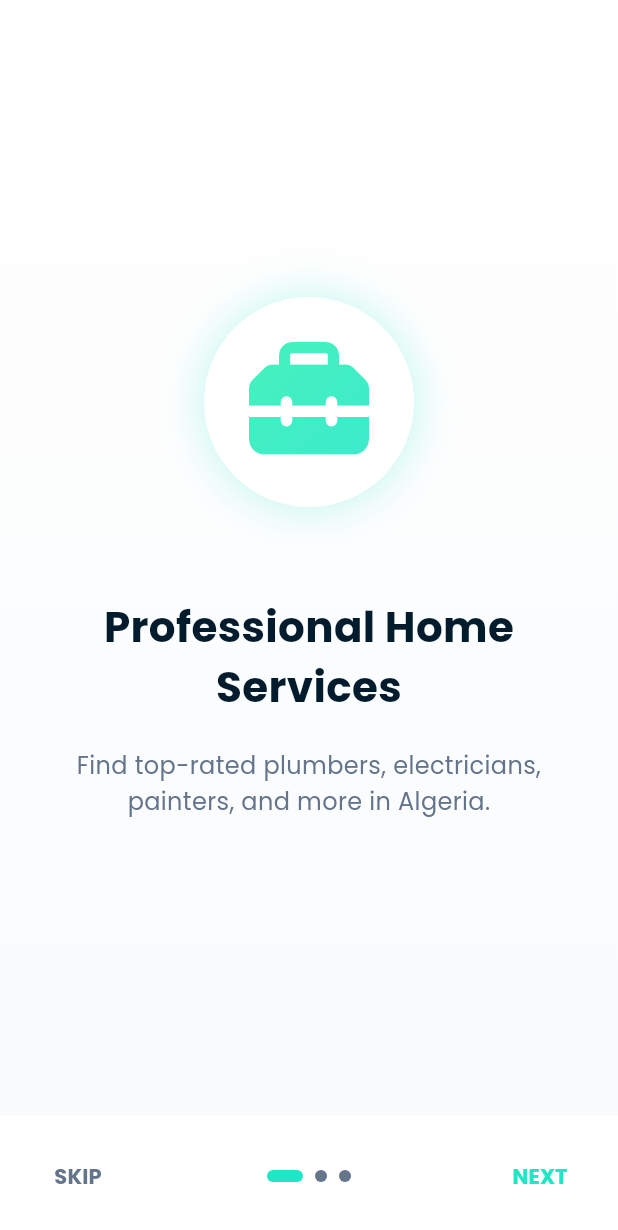
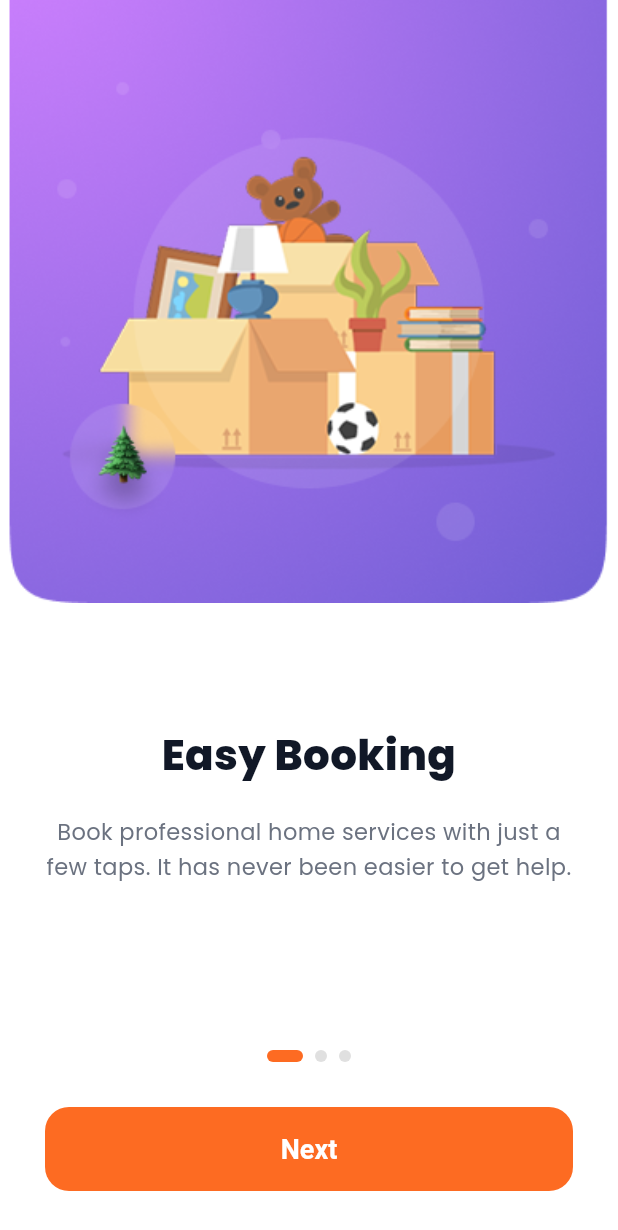
Before and after one commit to MoncefAzzouz/rafik-app, a Flutter app: the screen it shows after launch, on a phone screen of 412 x 824 dp. Shown: the top 1230 px of the screen. Run offline on Flutter 3.47's test engine with Material 3 defaults, Android fonts, the phone set to English and light mode, and no system bars; drawn by our look-alikes of smooth_page_indicator; our stand-ins replace font_awesome_flutter, google_fonts.

Commit message:
change design

```diff
--- a/lib/src/core/theme/app_colors.dart
+++ b/lib/src/core/theme/app_colors.dart
@@ -1,29 +1,22 @@
 import 'package:flutter/material.dart';
 
 class AppColors {
+  // Brand Colors
+  static const Color primary = Color(0xFFFD6B22); // Main Orange
+  static const Color primaryLight = Color(0xFFFF9457); // Lighter Orange for gradients
+
   // Background Colors
-  static const Color backgroundLight = Color(0xFFF8FAFC); // Soft light grey/blue for app background
-  static const Color surfaceWhite = Color(0xFFFFFFFF); // Pure white for cards and sheets
-
-  // Brand Accents
-  static const Color teal = Color(0xFF1FE7C5);
-  static const Color mintGreen = Color(0xFF28F0B2);
-  static const Color deepBlue = Color(0xFF031C2D); // Keep this for strong text or app bar titles
+  static const Color backgroundWhite = Color(0xFFFFFFFF);
+  static const Color backgroundLight = Color(0xFFF9FAFB);
 
   // Text Colors
-  static const Color textPrimary = Color(0xFF0F172A); // Very dark slate for primary text
-  static const Color textSecondary = Color(0xFF64748B); // Slate grey for secondary text
+  static const Color textPrimary = Color(0xFF111827); // Very dark gray for headings
+  static const Color textSecondary = Color(0xFF6B7280); // Gray for descriptions
 
   // Gradients
   static const LinearGradient primaryGradient = LinearGradient(
-    begin: Alignment.topLeft,
-    end: Alignment.bottomRight,
-    colors: [mintGreen, teal],
-  );
-
-  static const LinearGradient backgroundGradient = LinearGradient(
     begin: Alignment.topCenter,
     end: Alignment.bottomCenter,
-    colors: [surfaceWhite, backgroundLight],
+    colors: [primaryLight, primary],
   );
 }
--- a/lib/src/core/theme/app_theme.dart
+++ b/lib/src/core/theme/app_theme.dart
@@ -6,16 +6,16 @@ class AppTheme {
   static ThemeData get lightTheme {
     return ThemeData(
       brightness: Brightness.light,
-      scaffoldBackgroundColor: AppColors.backgroundLight,
-      primaryColor: AppColors.teal,
+      scaffoldBackgroundColor: AppColors.backgroundWhite,
+      primaryColor: AppColors.primary,
       colorScheme: const ColorScheme.light(
-        primary: AppColors.teal,
-        secondary: AppColors.mintGreen,
-        surface: AppColors.surfaceWhite,
+        primary: AppColors.primary,
+        secondary: AppColors.primaryLight,
+        surface: AppColors.backgroundWhite,
       ),
       textTheme: GoogleFonts.poppinsTextTheme().copyWith(
-        displayLarge: GoogleFonts.poppins(color: AppColors.deepBlue, fontWeight: FontWeight.bold),
-        displayMedium: GoogleFonts.poppins(color: AppColors.deepBlue, fontWeight: FontWeight.bold),
+        displayLarge: GoogleFonts.poppins(color: AppColors.textPrimary, fontWeight: FontWeight.bold),
+        displayMedium: GoogleFonts.poppins(color: AppColors.textPrimary, fontWeight: FontWeight.bold),
         displaySmall: GoogleFonts.poppins(color: AppColors.textPrimary, fontWeight: FontWeight.bold),
         headlineMedium: GoogleFonts.poppins(color: AppColors.textPrimary, fontWeight: FontWeight.w600),
         headlineSmall: GoogleFonts.poppins(color: AppColors.textPrimary, fontWeight: FontWeight.w600),
@@ -28,23 +28,30 @@ class AppTheme {
         backgroundColor: Colors.transparent,
         elevation: 0,
         centerTitle: true,
-        iconTheme: IconThemeData(color: AppColors.deepBlue),
-        titleTextStyle: TextStyle(color: AppColors.deepBlue, fontSize: 20, fontWeight: FontWeight.bold),
+        iconTheme: IconThemeData(color: AppColors.textPrimary),
+        titleTextStyle: TextStyle(color: AppColors.textPrimary, fontSize: 20, fontWeight: FontWeight.bold),
       ),
       elevatedButtonTheme: ElevatedButtonThemeData(
         style: ElevatedButton.styleFrom(
-          backgroundColor: Colors.transparent, // Uses Ink for gradient
-          foregroundColor: AppColors.surfaceWhite,
-          shadowColor: Colors.transparent,
+          backgroundColor: AppColors.primary,
+          foregroundColor: AppColors.backgroundWhite,
+          shadowColor: AppColors.primary.withAlpha(76), // 0.3 opacity
+          elevation: 5,
           shape: RoundedRectangleBorder(
-            borderRadius: BorderRadius.circular(12),
+            borderRadius: BorderRadius.circular(16),
           ),
           textStyle: const TextStyle(fontWeight: FontWeight.bold, fontSize: 16),
         ),
       ),
+      textButtonTheme: TextButtonThemeData(
+        style: TextButton.styleFrom(
+          foregroundColor: AppColors.primary,
+          textStyle: const TextStyle(fontWeight: FontWeight.bold),
+        ),
+      ),
       inputDecorationTheme: InputDecorationTheme(
         filled: true,
-        fillColor: AppColors.surfaceWhite,
+        fillColor: AppColors.backgroundLight,
         hintStyle: const TextStyle(color: AppColors.textSecondary),
         border: OutlineInputBorder(
           borderRadius: BorderRadius.circular(12),
@@ -56,7 +63,7 @@ class AppTheme {
         ),
         focusedBorder: OutlineInputBorder(
           borderRadius: BorderRadius.circular(12),
-          borderSide: const BorderSide(color: AppColors.teal, width: 2),
+          borderSide: const BorderSide(color: AppColors.primary, width: 2),
         ),
         errorBorder: OutlineInputBorder(
           borderRadius: BorderRadius.circular(12),
@@ -64,8 +71,8 @@ class AppTheme {
         ),
       ),
       bottomNavigationBarTheme: const BottomNavigationBarThemeData(
-        backgroundColor: AppColors.surfaceWhite,
-        selectedItemColor: AppColors.teal,
+        backgroundColor: AppColors.backgroundWhite,
+        selectedItemColor: AppColors.primary,
         unselectedItemColor: AppColors.textSecondary,
         type: BottomNavigationBarType.fixed,
         elevation: 10,
--- a/lib/src/features/onboarding/pages/onboarding_page.dart
+++ b/lib/src/features/onboarding/pages/onboarding_page.dart
@@ -1,6 +1,5 @@
 import 'package:flutter/material.dart';
 import 'package:smooth_page_indicator/smooth_page_indicator.dart';
-import 'package:font_awesome_flutter/font_awesome_flutter.dart';
 import '../../../core/theme/app_colors.dart';
 import '../../auth/pages/login_page.dart';
 
@@ -13,7 +12,25 @@ class OnboardingPage extends StatefulWidget {
 
 class _OnboardingPageState extends State<OnboardingPage> {
   final PageController _controller = PageController();
-  bool isLastPage = false;
+  int _currentIndex = 0;
+
+  final List<Map<String, String>> _pagesData = [
+    {
+      'image': 'assets/images/onb0.png',
+      'title': 'Easy Booking',
+      'description': 'Book professional home services with just a few taps. It has never been easier to get help.',
+    },
+    {
+      'image': 'assets/images/onb1.png',
+      'title': 'Secure & Reliable',
+      'description': 'All our service providers are thoroughly vetted and verified to ensure your complete safety.',
+    },
+    {
+      'image': 'assets/images/onb2.png',
+      'title': 'Expert People',
+      'description': 'We have the best in class individuals working just for you. They are well trained and capable of handling anything you need.',
+    },
+  ];
 
   @override
   void dispose() {
@@ -21,128 +38,129 @@ class _OnboardingPageState extends State<OnboardingPage> {
     super.dispose();
   }
 
+  void _nextPage() {
+    if (_currentIndex == _pagesData.length - 1) {
+      Navigator.pushReplacement(
+        context,
+        MaterialPageRoute(builder: (context) => const LoginPage()),
+      );
+    } else {
+      _controller.nextPage(
+        duration: const Duration(milliseconds: 300),
+        curve: Curves.easeInOut,
+      );
+    }
+  }
+
   @override
   Widget build(BuildContext context) {
     return Scaffold(
-      body: Container(
-        decoration: const BoxDecoration(
-          gradient: AppColors.backgroundGradient,
-        ),
-        child: Padding(
-          padding: const EdgeInsets.only(bottom: 80),
-          child: PageView(
+      backgroundColor: AppColors.backgroundWhite,
+      body: Column(
+        children: [
+          // The PageView takes up the remaining space
+          Expanded(
+            child: PageView.builder(
               controller: _controller,
               onPageChanged: (index) {
                 setState(() {
-                isLastPage = index == 2;
+                  _currentIndex = index;
                 });
               },
+              itemCount: _pagesData.length,
+              itemBuilder: (context, index) {
+                return Column(
                   children: [
-              _buildPage(
-                icon: FontAwesomeIcons.toolbox,
-                title: 'Professional Home Services',
-                description: 'Find top-rated plumbers, electricians, painters, and more in Algeria.',
+                    // Top Image Section
+                    Expanded(
+                      flex: 6,
+                      child: SizedBox(
+                        width: double.infinity,
+                        child: Image.asset(
+                          _pagesData[index]['image']!,
+                          fit: BoxFit.cover,
+                          alignment: Alignment.bottomCenter,
                         ),
-              _buildPage(
-                icon: FontAwesomeIcons.shieldHalved,
-                title: 'Reliable & Secure',
-                description: 'All our professionals are verified to ensure high-quality service and your safety.',
                       ),
-              _buildPage(
-                icon: FontAwesomeIcons.clockRotateLeft,
-                title: 'Fast & Efficient',
-                description: 'Book a service in minutes and get the job done quickly without any hassle.',
+                    ),
+
+                    // Bottom Text Section
+                    Expanded(
+                      flex: 4,
+                      child: Padding(
+                        padding: const EdgeInsets.symmetric(horizontal: 30.0, vertical: 20.0),
+                        child: Column(
+                          mainAxisAlignment: MainAxisAlignment.center,
+                          children: [
+                            Text(
+                              _pagesData[index]['title']!,
+                              textAlign: TextAlign.center,
+                              style: const TextStyle(
+                                fontSize: 28,
+                                fontWeight: FontWeight.w800,
+                                color: AppColors.textPrimary,
+                              ),
+                            ),
+                            const SizedBox(height: 20),
+                            Text(
+                              _pagesData[index]['description']!,
+                              textAlign: TextAlign.center,
+                              style: const TextStyle(
+                                fontSize: 15,
+                                height: 1.5,
+                                color: AppColors.textSecondary,
+                              ),
                             ),
                           ],
                         ),
                       ),
                     ),
-      bottomSheet: Container(
-        padding: const EdgeInsets.symmetric(horizontal: 20),
-        height: 80,
-        decoration: const BoxDecoration(
-          color: AppColors.surfaceWhite,
+                  ],
+                );
+              },
             ),
-        child: Row(
-          mainAxisAlignment: MainAxisAlignment.spaceBetween,
+          ),
+
+          // Bottom Controls (Indicator + Button)
+          Container(
+            padding: const EdgeInsets.symmetric(horizontal: 30, vertical: 30),
+            child: Column(
               children: [
-            TextButton(
-              onPressed: () => _controller.jumpToPage(2),
-              child: const Text('SKIP', style: TextStyle(color: AppColors.textSecondary, fontWeight: FontWeight.bold)),
-            ),
                 SmoothPageIndicator(
                   controller: _controller,
-              count: 3,
-              effect: const ExpandingDotsEffect(
-                activeDotColor: AppColors.teal,
-                dotColor: AppColors.textSecondary,
+                  count: _pagesData.length,
+                  effect: ExpandingDotsEffect(
+                    activeDotColor: AppColors.primary,
+                    dotColor: Colors.grey.shade300,
                     dotHeight: 8,
                     dotWidth: 8,
+                    expansionFactor: 3,
                   ),
                 ),
-            isLastPage
-                ? TextButton(
-                    onPressed: () {
-                      Navigator.pushReplacement(context, MaterialPageRoute(builder: (context) => const LoginPage()));
-                    },
-                    child: const Text('START', style: TextStyle(color: AppColors.teal, fontWeight: FontWeight.bold)),
-                  )
-                : TextButton(
-                    onPressed: () => _controller.nextPage(
-                      duration: const Duration(milliseconds: 500),
-                      curve: Curves.easeInOut,
-                    ),
-                    child: const Text('NEXT', style: TextStyle(color: AppColors.teal, fontWeight: FontWeight.bold)),
-                  ),
-          ],
+                const SizedBox(height: 30),
+                SizedBox(
+                  width: double.infinity,
+                  height: 56,
+                  child: ElevatedButton(
+                    onPressed: _nextPage,
+                    style: ElevatedButton.styleFrom(
+                      backgroundColor: AppColors.primary,
+                      foregroundColor: AppColors.backgroundWhite,
+                      elevation: 0,
+                      shape: RoundedRectangleBorder(
+                        borderRadius: BorderRadius.circular(16),
                       ),
                     ),
-    );
-  }
-
-  Widget _buildPage({required IconData icon, required String title, required String description}) {
-    return Padding(
-      padding: const EdgeInsets.all(40.0),
-      child: Column(
-        mainAxisAlignment: MainAxisAlignment.center,
-        children: [
-          Container(
-            padding: const EdgeInsets.all(30),
-            decoration: BoxDecoration(
-              shape: BoxShape.circle,
-              color: AppColors.surfaceWhite,
-              boxShadow: [
-                BoxShadow(
-                  color: AppColors.teal.withOpacity(0.2),
-                  blurRadius: 20,
-                  spreadRadius: 5,
-                ),
-              ],
-            ),
-            child: ShaderMask(
-              blendMode: BlendMode.srcIn,
-              shaderCallback: (Rect bounds) => AppColors.primaryGradient.createShader(bounds),
-              child: Icon(icon, size: 80),
-            ),
-          ),
-          const SizedBox(height: 60),
-          Text(
-            title,
-            textAlign: TextAlign.center,
+                    child: Text(
+                      _currentIndex == _pagesData.length - 1 ? 'Get Started' : 'Next',
                       style: const TextStyle(
-              color: AppColors.deepBlue,
-              fontSize: 28,
+                        fontSize: 18,
                         fontWeight: FontWeight.bold,
                       ),
                     ),
-          const SizedBox(height: 20),
-          Text(
-            description,
-            textAlign: TextAlign.center,
-            style: const TextStyle(
-              color: AppColors.textSecondary,
-              fontSize: 16,
-              height: 1.5,
+                  ),
+                ),
+              ],
             ),
           ),
         ],
--- a/pubspec.yaml
+++ b/pubspec.yaml
@@ -73,6 +73,7 @@ flutter:
   # To add assets to your application, add an assets section, like this:
   assets:
     - assets/
+    - assets/images/
 
   # An image asset can refer to one or more resolution-specific "variants", see
   # https://flutter.dev/to/resolution-aware-images
```
Also changed, not shown: lib/src/features/auth/pages/login_page.dart (+16 -37 lines), lib/src/features/auth/pages/register_page.dart (added, +315 -0 lines), lib/src/features/home/pages/home_page.dart (+11 -11 lines), lib/src/features/home/pages/main_page.dart (+4 -8 lines), assets/images/onb0.png (added), assets/images/onb1.png (added), assets/images/onb2.png (added). Lines whose indentation alone changed are shown as unchanged.
